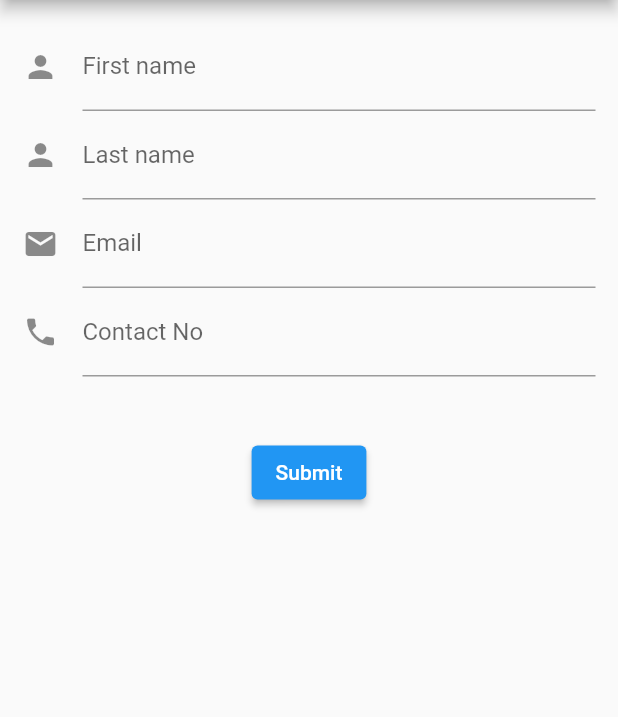
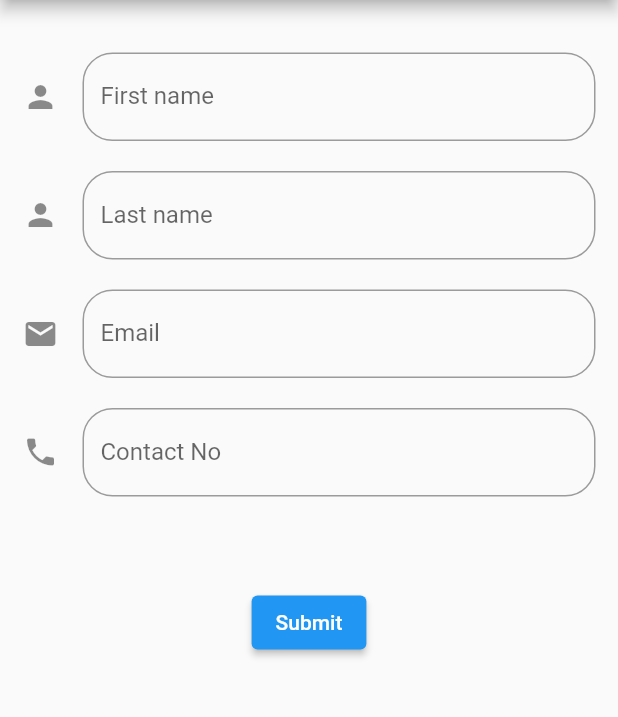
Before and after one commit to JayXam/techNightTeam4, a Flutter app: the screen it shows after launch, on a phone screen of 412 x 824 dp, the part 84-801 px from its top. Run offline on Flutter 3.47's test engine with Material 2 defaults, Android fonts, the phone set to English and light mode, and no system bars; drawn by our look-alikes of flutter_form_builder.

Commit message:
added the circular border around the text field

```diff
--- a/lib/main.dart
+++ b/lib/main.dart
@@ -91,24 +91,33 @@ class _MyCustomerFormState extends State<MyCustomerForm> {
           padding: EdgeInsets.all(15),
           child: Column(
             children: <Widget>[
+              SizedBox(height: 20),
               FormBuilderTextField(
                 name: "first_name",
                 controller: firstnameController,
                 decoration: InputDecoration(
-                    icon: Icon(Icons.person),
-                    hintText: 'Enter your first name',
-                    labelText: 'First name'
+                      icon: Icon(Icons.person),
+                      hintText: 'Enter your first name',
+                      labelText: 'First name',
+                      border: OutlineInputBorder(
+                        borderRadius: BorderRadius.circular(20),
+                    )
                   ),
                 ),
+              SizedBox(height: 20),
               FormBuilderTextField(
                 name: "last_name",
                 controller: lastnameController,
                 decoration: InputDecoration(
                     icon: Icon(Icons.person),
                     hintText: 'Enter your last name',
-                    labelText: 'Last name'
+                    labelText: 'Last name',
+                    border: OutlineInputBorder(
+                      borderRadius: BorderRadius.circular(20),
+                    )
                 ),
               ),
+              SizedBox(height: 20),
               FormBuilderTextField(
                 name: "email",
                 controller: emailController,
@@ -116,9 +125,13 @@ class _MyCustomerFormState extends State<MyCustomerForm> {
                 decoration: InputDecoration(
                     icon: Icon(Icons.email),
                     hintText: 'Enter your email',
-                    labelText: 'Email'
+                    labelText: 'Email',
+                    border: OutlineInputBorder(
+                      borderRadius: BorderRadius.circular(20),
+                    ),
                 ),
               ),
+              SizedBox(height: 20),
               FormBuilderTextField(
                 name: "phone",
                 controller: contactNoController,
@@ -126,10 +139,13 @@ class _MyCustomerFormState extends State<MyCustomerForm> {
                 decoration: InputDecoration(
                     icon: Icon(Icons.phone),
                     hintText: 'Enter your contact numbwer',
-                    labelText: 'Contact No'
+                    labelText: 'Contact No',
+                    border: OutlineInputBorder(
+                      borderRadius: BorderRadius.circular(20),
+                    ),
                 ),
               ),
-              SizedBox(height: 40),
+              SizedBox(height: 60),
               ElevatedButton(
                 child: Text("Submit"),
                 onPressed: (){
```
